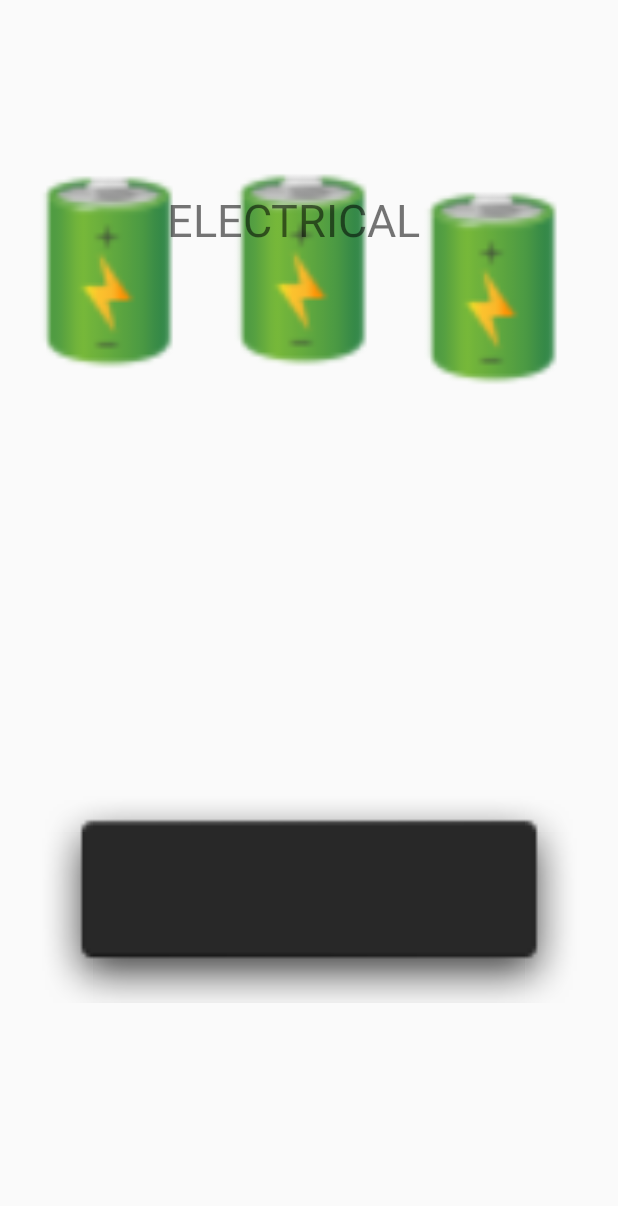
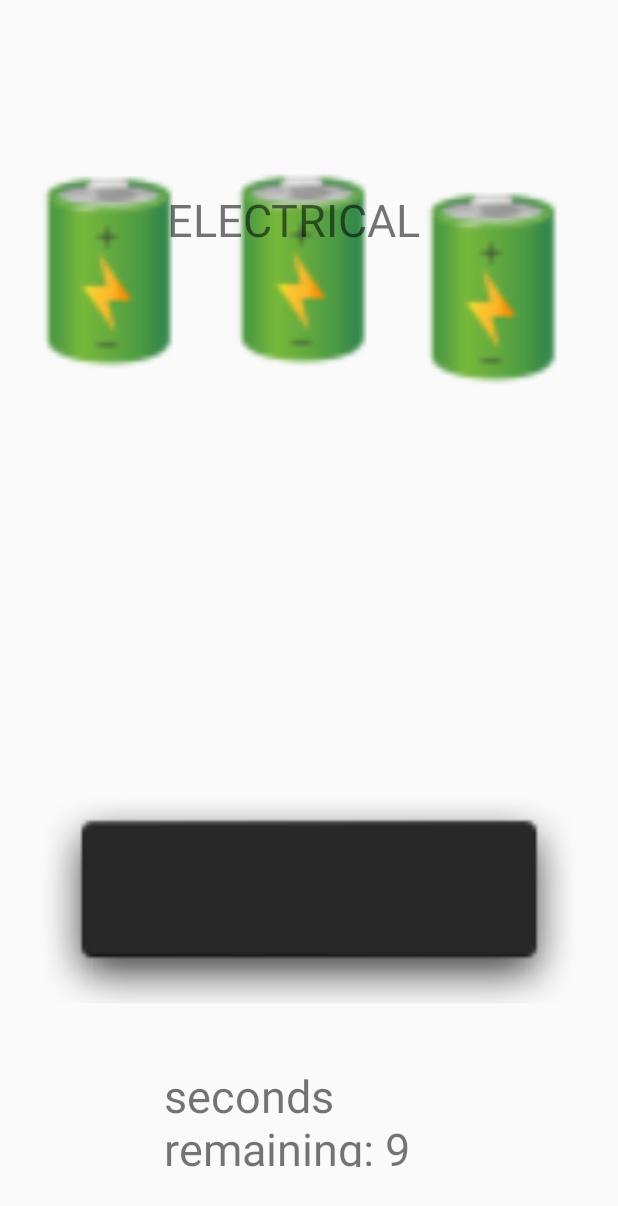
Before and after one commit to nyerpson/supernova, an Android app: the Wires_miniGame screen opened directly, with no data from a screen before it, on a phone screen of 412 x 824 dp. Shown: the top 1206 px of the screen. Run offline under Robolectric (Android 15) with nearby library versions, the phone set to English and light mode, and no system bars.

Commit message:
made game loop. sometimes the monster encounter acivity gets instantiated multiple times, may have to do with the timer finishing, but you can get gameover and winstate from all activities it seems

```diff
--- a/app2/src/main/java/com/example/ss_supernova_final/Wires_miniGame.java
+++ b/app2/src/main/java/com/example/ss_supernova_final/Wires_miniGame.java
@@ -7,6 +7,7 @@ import androidx.core.view.GestureDetectorCompat;
 import android.content.Intent;
 import android.graphics.PointF;
 import android.os.Bundle;
+import android.os.CountDownTimer;
 import android.util.Log;
 import android.view.GestureDetector;
 import android.view.MotionEvent;
@@ -15,6 +16,7 @@ import android.view.View;
 import android.view.ViewGroup;
 import android.widget.ImageView;
 import android.widget.RelativeLayout;
+import android.widget.TextView;
 import android.widget.Toast;
 
 import android.annotation.SuppressLint;
@@ -29,18 +31,6 @@ import android.widget.RelativeLayout;
 import android.widget.Toast;
 
 public class Wires_miniGame extends AppCompatActivity{
-
-    /*Animator my_animator;
-
-    private GestureDetectorCompat mGestureDetector;
-
-    PointF pointA = new PointF(10, 100);
-    PointF pointB = new PointF(500, 400);
-    PointF pointC = new PointF(500, 90000);
-
-    private LineView mLineView;
-
-     */
 
     public int image_id;
     private static final String DEBUGTAG = "JWP";
@@ -62,29 +52,28 @@ public class Wires_miniGame extends AppCompatActivity{
         image2 = (ImageView) findViewById(R.id.image2);
         image3 = (ImageView) findViewById(R.id.image3);
 
-
-
         image.setOnTouchListener(onTouchListener());
         image2.setOnTouchListener(onTouchListener());
         image3.setOnTouchListener(onTouchListener());
-        /*
-        mGestureDetector = new GestureDetectorCompat(this, new GestureListener());
-
-        mLineView = (LineView) findViewById (R.id.LineView);
-
-        mLineView.setPointA(pointA);
-        mLineView.setPointB(pointB);
-        mLineView.draw();
-
-        my_animator=new Animator(this);
-        my_animator.start();
-
-         */
-
-    }
 
 
+        new CountDownTimer(10000, 1000) {
 
+            public void onTick(long millisUntilFinished) {
+                TextView mTextField = findViewById(R.id.timer);
+
+                mTextField.setText("seconds remaining: " + millisUntilFinished / 1000);
+            }
+
+            //lose
+            public void onFinish() {
+                finish();
+                Intent my_intent=new Intent(getBaseContext(),Monster_encounter.class);
+                startActivity(my_intent);
+            }
+
+        }.start();
+    }
 
     private OnTouchListener onTouchListener() {
         return new OnTouchListener() {
@@ -119,31 +108,22 @@ public class Wires_miniGame extends AppCompatActivity{
                         //if location released is a certain area and is a certain battery, check a boolean
 
                         if(y>1000&&view==image){
-                            //Log.d("Notes", "Location "+x+" "+y);
-                            Toast.makeText(Wires_miniGame.this,
-                                    "You moved battery 1 correctly!", Toast.LENGTH_SHORT)
-                                    .show();
 
                             return false;
 
                         }else if(y>1000&&view==image2){
 
-                        Toast.makeText(Wires_miniGame.this,
-                                    "You moved battery 2 correctly!", Toast.LENGTH_SHORT)
-                                    .show();
-
-
 
                         }else if (y>1000&&view==image3) {
-                            Toast.makeText(Wires_miniGame.this,
-                                    "You moved battery 3 correctly!", Toast.LENGTH_SHORT)
-                                    .show();
+                            //Toast.makeText(Wires_miniGame.this,
+                                    //"You moved battery 3 correctly!", Toast.LENGTH_SHORT)
+                                    //.show();
                         }
 
+                        //winstate
                         if(ybthree>1000&&ybtwo>1000&&ybone>1000){
-                            //Toast.makeText(Wires_miniGame.this,
-                                    //"Winstate", Toast.LENGTH_LONG)
-                                    //.show();
+
+                                    GlobalVariables.winState += 1;
                                     finish();
                         }
                         break;
@@ -166,112 +146,4 @@ public class Wires_miniGame extends AppCompatActivity{
     }
 
 
-    /*
-
-    private class GestureListener extends GestureDetector.SimpleOnGestureListener{
-
-
-        public GestureListener() {
-            super();
-        }
-
-        @Override
-        public boolean onSingleTapUp(MotionEvent e) {
-            Toast.makeText(Wires_miniGame.this, "thing has been tapped", Toast.LENGTH_SHORT).show();
-            return super.onSingleTapUp(e);
-        }
-
-        @Override
-        public void onLongPress(MotionEvent e) {
-            Toast.makeText(Wires_miniGame.this, "thing has been tapped", Toast.LENGTH_SHORT).show();
-            super.onLongPress(e);
-        }
-
-        @Override
-        public boolean onFling(MotionEvent e1, MotionEvent e2, float velocityX, float velocityY) {
-            Toast.makeText(Wires_miniGame.this, "thing has been tapped", Toast.LENGTH_SHORT).show();
-            return super.onFling(e1, e2, velocityX, velocityY);
-        }
-
-        @Override
-        public boolean onDown(MotionEvent e) {
-            Toast.makeText(Wires_miniGame.this, "thing has been tapped", Toast.LENGTH_SHORT).show();
-            return super.onDown(e);
-        }
-
-        @Override
-        public boolean onDoubleTap(MotionEvent e) {
-            Toast.makeText(Wires_miniGame.this, "thing has been tapped", Toast.LENGTH_SHORT).show();
-            return super.onDoubleTap(e);
-        }
-
-        @Override
-        public boolean onDoubleTapEvent(MotionEvent e) {
-            return super.onDoubleTapEvent(e);
-        }
-
-        @Override
-        public boolean onSingleTapConfirmed(MotionEvent e) {
-            Toast.makeText(Wires_miniGame.this, "thing has been tapped", Toast.LENGTH_SHORT).show();
-
-            return super.onSingleTapConfirmed(e);
-        }
-    }
-
-    @Override
-    public boolean onTouchEvent(MotionEvent event){
-        mGestureDetector.onTouchEvent(event);
-        return super.onTouchEvent(event);
-    }
-
-    public void update (int width, int height){
-
-    }
-    public void draw(){
-
-    }
-
-
-    //successfully complete, return to map
-    // r: may be better to close the activity as opposed to starting a new one so probably an endActivity or something
-    public void finishSuccess(View view){
-        Intent my_intent=new Intent(getBaseContext(),Map.class);
-        startActivity(my_intent);
-    }
-
-    //fail, go to monster
-    //r: another one where you should probably close the activity first if possible
-    public void fail(View view){
-        Intent my_intent=new Intent(getBaseContext(),Monster_encounter.class);
-        startActivity(my_intent);
-    }
-
-    //r: for when you need the actual void to change activities and not the button void. I mean I guess we can keep the other methods too I'll see
-    public void gameWin(){
-
-    }
-
-    public void gameLose(){
-
-    }
-
-
-    //r: surfaceview stuff
-
-    @Override
-    public void surfaceCreated(@NonNull SurfaceHolder surfaceHolder) {
-
-    }
-
-    @Override
-    public void surfaceChanged(@NonNull SurfaceHolder surfaceHolder, int i, int i1, int i2) {
-
-    }
-
-    @Override
-    public void surfaceDestroyed(@NonNull SurfaceHolder surfaceHolder) {
-
-    }
-
-     */
 }
--- a/app2/src/main/res/layout/activity_asteroid_mini_game.xml
+++ b/app2/src/main/res/layout/activity_asteroid_mini_game.xml
@@ -7,7 +7,7 @@
     tools:context=".Asteroid_miniGame">
 
     <TextView
-        android:id="@+id/textView2"
+        android:id="@+id/timer"
         android:layout_width="wrap_content"
         android:layout_height="wrap_content"
         android:layout_marginTop="25dp"
--- a/app2/src/main/res/layout/activity_map.xml
+++ b/app2/src/main/res/layout/activity_map.xml
@@ -14,7 +14,7 @@
         android:layout_marginTop="12dp"
         android:layout_marginEnd="82dp"
         android:background="#00FFFFFF"
-        android:onClick="randomizeMinigame"
+        android:onClick="goToAsteroid"
         android:text="Control Deck"
         app:layout_constraintEnd_toEndOf="parent"
         app:layout_constraintHorizontal_bias="1.0"
@@ -84,7 +84,7 @@
         android:layout_marginStart="36dp"
         android:layout_marginTop="124dp"
         android:background="#00FFFFFF"
-        android:onClick="randomizeMinigame"
+        android:onClick="goToMonster"
         android:text="Med Bay"
         app:layout_constraintStart_toStartOf="parent"
         app:layout_constraintTop_toBottomOf="@+id/button11" />
--- a/app2/src/main/res/layout/activity_success_game_over.xml
+++ b/app2/src/main/res/layout/activity_success_game_over.xml
@@ -7,13 +7,13 @@
     tools:context=".Success_gameOver">
 
     <TextView
-        android:id="@+id/textView7"
+        android:id="@+id/textSay"
         android:layout_width="wrap_content"
         android:layout_height="wrap_content"
         android:layout_marginStart="141dp"
         android:layout_marginTop="335dp"
         android:layout_marginEnd="141dp"
-        android:text="Success! Game Over"
+        android:text="You Win"
         android:textSize="36sp"
         app:layout_constraintEnd_toEndOf="parent"
         app:layout_constraintStart_toStartOf="parent"
@@ -28,5 +28,5 @@
         android:text="Back to start"
         app:layout_constraintEnd_toEndOf="parent"
         app:layout_constraintStart_toStartOf="parent"
-        app:layout_constraintTop_toBottomOf="@+id/textView7" />
+        app:layout_constraintTop_toBottomOf="@+id/textSay" />
 </androidx.constraintlayout.widget.ConstraintLayout>
--- a/app2/src/main/res/layout/activity_wires_mini_game.xml
+++ b/app2/src/main/res/layout/activity_wires_mini_game.xml
@@ -74,6 +74,18 @@
             app:layout_constraintTop_toBottomOf="@+id/SectionTitle"
             app:srcCompat="@android:drawable/dialog_holo_dark_frame" />
 
+        <TextView
+            android:id="@+id/timer"
+            android:layout_width="193dp"
+            android:layout_height="68dp"
+            android:text="TextView"
+            android:textSize="30sp"
+            app:layout_constraintBottom_toBottomOf="parent"
+            app:layout_constraintEnd_toEndOf="parent"
+            app:layout_constraintStart_toStartOf="parent"
+            app:layout_constraintTop_toTopOf="parent"
+            app:layout_constraintVertical_bias="0.939" />
+
     </androidx.constraintlayout.widget.ConstraintLayout>
 
 </RelativeLayout>
```
Also changed, not shown: app2/src/main/java/com/example/ss_supernova_final/Asteroid_miniGame.java (+32 -12 lines), app2/src/main/java/com/example/ss_supernova_final/Died_gameOver.java (+11 -0 lines), app2/src/main/java/com/example/ss_supernova_final/Map.java (+33 -0 lines), app2/src/main/java/com/example/ss_supernova_final/Memory_miniGame.java (+30 -1 lines), app2/src/main/java/com/example/ss_supernova_final/Monster_encounter.java (+6 -24 lines).
